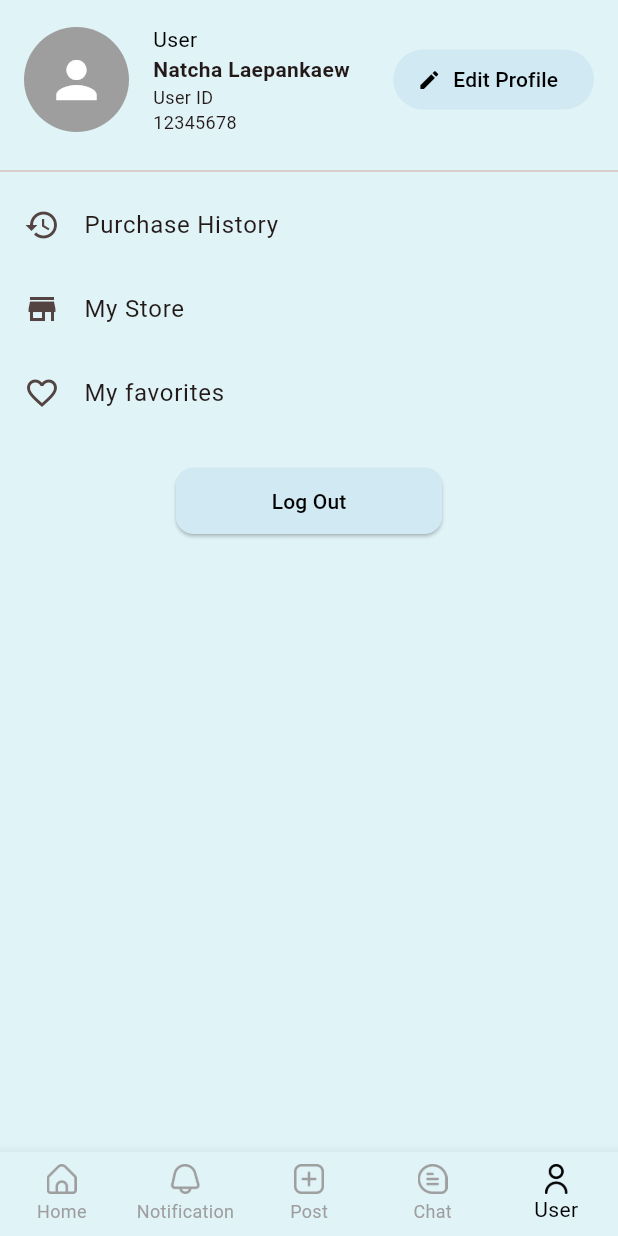
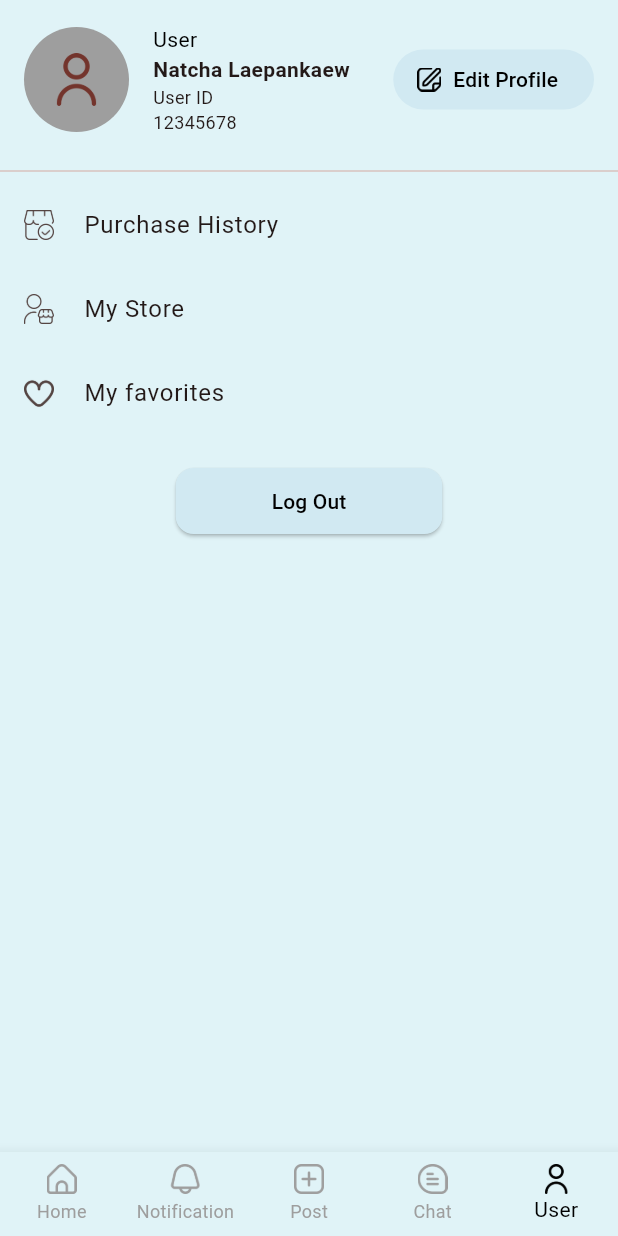
Before and after one commit to sareefhub/local_community_marketplace, a Flutter app: the ProfileScreen screen opened directly, on a phone screen of 412 x 824 dp. Run offline on Flutter 3.47's test engine with Material 3 defaults, Android fonts, the phone set to English and light mode, and no system bars; our stand-ins replace font_awesome_flutter.

Commit message:
update profile screen

```diff
--- a/lib/screens/profile_screen.dart
+++ b/lib/screens/profile_screen.dart
@@ -20,7 +20,10 @@ class ProfileScreen extends StatelessWidget {
                   const CircleAvatar(
                     radius: 35,
                     backgroundColor: Colors.grey,
-                    child: Icon(Icons.person, size: 40, color: Colors.white),
+                    child: ImageIcon(
+                      AssetImage('assets/icons/user.png'),
+                      size: 35,
+                    ),
                   ),
                   const SizedBox(width: 16),
                   Column(
@@ -45,7 +48,10 @@ class ProfileScreen extends StatelessWidget {
                     onPressed: () {
                       // TODO: Add edit profile action
                     },
-                    icon: const Icon(Icons.edit, size: 16),
+                    icon: const ImageIcon(
+                      AssetImage('assets/icons/edit.png'),
+                      size: 16,
+                    ),
                     label: const Text('Edit Profile'),
                     style: ElevatedButton.styleFrom(
                       backgroundColor: const Color(0xFFD1E9F2),
@@ -61,21 +67,30 @@ class ProfileScreen extends StatelessWidget {
               child: ListView(
                 children: [
                   ListTile(
-                    leading: const Icon(Icons.history),
+                    leading: const ImageIcon(
+                      AssetImage('assets/icons/seller-store.png'),
+                      size: 20,
+                    ),
                     title: const Text("Purchase History"),
                     onTap: () {
                       // TODO: Navigate to Purchase History
                     },
                   ),
                   ListTile(
-                    leading: const Icon(Icons.store),
+                    leading: const ImageIcon(
+                      AssetImage('assets/icons/seller.png'),
+                      size: 20,
+                    ),
                     title: const Text("My Store"),
                     onTap: () {
                       // TODO: Navigate to My Store
                     },
                   ),
                   ListTile(
-                    leading: const Icon(Icons.favorite_border),
+                    leading: const ImageIcon(
+                      AssetImage('assets/icons/heart.png'),
+                      size: 20,
+                    ),
                     title: const Text("My favorites"),
                     onTap: () {
                       // TODO: Navigate to Favorites
@@ -95,7 +110,8 @@ class ProfileScreen extends StatelessWidget {
                         ),
                       ),
                       child: const Padding(
-                        padding: EdgeInsets.symmetric(horizontal: 40, vertical: 12),
+                        padding:
+                            EdgeInsets.symmetric(horizontal: 40, vertical: 12),
                         child: Text('Log Out'),
                       ),
                     ),
--- a/lib/screens/splash_screen.dart
+++ b/lib/screens/splash_screen.dart
@@ -2,6 +2,7 @@ import 'dart:async';
 import 'package:flutter/material.dart';
 // import 'home_screen.dart'; //
 import 'login_screen.dart';
+// import 'profile_screen.dart';
 
 class SplashScreen extends StatefulWidget {
   const SplashScreen({super.key});
--- a/pubspec.yaml
+++ b/pubspec.yaml
@@ -64,6 +64,11 @@ flutter:
     - assets/icons/more.png
     - assets/icons/bell.png
     - assets/icons/home.png
+    - assets/icons/edit.png
+    - assets/icons/heart.png
+    - assets/icons/seller.png
+    - assets/icons/seller-store.png
+    - assets/icons/circle-user.png
 
   # To add assets to your application, add an assets section, like this:
   # assets:
```
Also changed, not shown: assets/logo.png (added).
